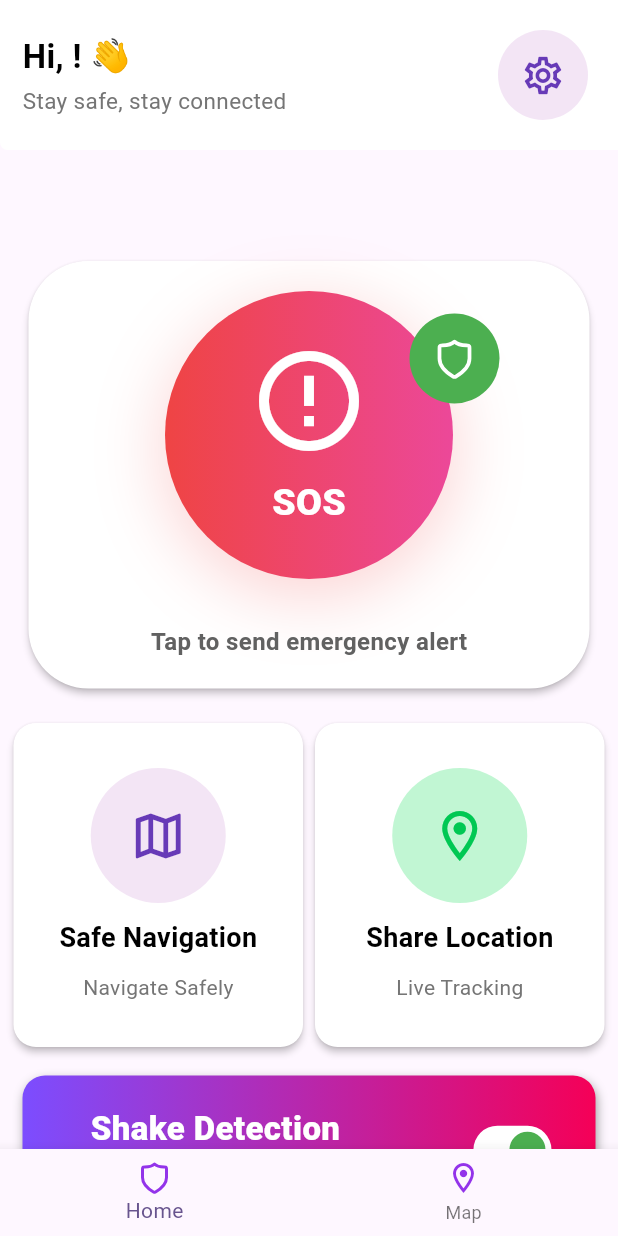
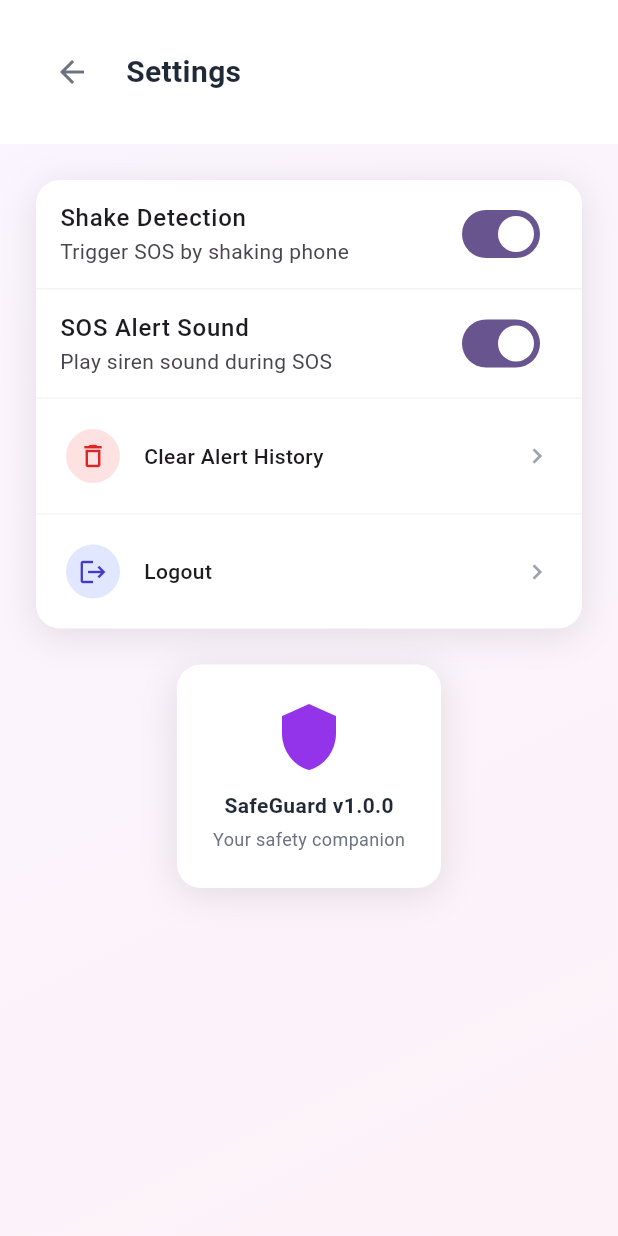
Before and after one commit to Alok-kumar2024/Safe-Track, a Flutter app: the HomeScreen screen opened directly, after a tap on the "settings" icon, on a phone screen of 412 x 824 dp. Run offline on Flutter 3.47's test engine with Material 3 defaults, Android fonts, the phone set to English and light mode, and no system bars; our stand-ins replace audioplayers, cloud_firestore, firebase_auth, firebase_core, flutter_spinkit, flutter_svg and 10 more; accounts and stored records are empty.

```diff
--- a/lib/main.dart
+++ b/lib/main.dart
@@ -5,8 +5,6 @@ import 'package:hive/hive.dart';
 import 'package:hive_flutter/adapters.dart';
 import 'package:provider/provider.dart';
 import 'package:safe_track/firebase_options.dart';
-import 'package:safe_track/presentation/screens/home_screen.dart';
-import 'package:safe_track/presentation/screens/profile_setup_screen.dart';
 import 'package:safe_track/presentation/screens/splash_screen.dart';
 import 'package:safe_track/services/auth_services.dart';
 import 'package:safe_track/state/home_provider.dart';
--- a/lib/presentation/model/sos_history.dart
+++ b/lib/presentation/model/sos_history.dart
@@ -1,12 +1,14 @@
 class SosHistory {
   final DateTime time;
   final String locationText;
+  final String address;
   final bool success;
   final String trigger; // "button" or "shake"
 
   SosHistory({
     required this.time,
     required this.locationText,
+    required this.address,
     required this.success,
     required this.trigger,
   });
@@ -15,6 +17,7 @@ class SosHistory {
     return {
       'time': time.toIso8601String(),
       'locationText': locationText,
+      'address': address,
       'success': success,
       'trigger': trigger,
     };
@@ -24,6 +27,7 @@ class SosHistory {
     return SosHistory(
       time: DateTime.parse(map['time']),
       locationText: map['locationText'],
+      address: map['address'],
       success: map['success'],
       trigger: map['trigger'],
     );
--- a/lib/presentation/screens/alert_history_screen.dart
+++ b/lib/presentation/screens/alert_history_screen.dart
@@ -1,5 +1,7 @@
 import 'package:flutter/material.dart';
 import 'package:provider/provider.dart';
+import 'package:url_launcher/url_launcher.dart';
+import '../../services/map_service.dart';
 import '../../state/sos_history_provider.dart';
 import '../model/sos_history.dart';
 
@@ -86,8 +88,9 @@ class AlertHistoryScreen extends StatelessWidget {
 
 class ActivityHistoryCard extends StatelessWidget {
   final SosHistory history;
+  final MapService _mapService = MapService();
 
-  const ActivityHistoryCard({super.key, required this.history});
+  ActivityHistoryCard({super.key, required this.history});
 
   @override
   Widget build(BuildContext context) {
@@ -205,7 +208,7 @@ class ActivityHistoryCard extends StatelessWidget {
                     const SizedBox(width: 6),
                     Expanded(
                       child: Text(
-                        history.locationText,
+                        history.address,
                         style: const TextStyle(
                           fontSize: 12,
                           color: Color(0xFF6B7280),
@@ -217,8 +220,10 @@ class ActivityHistoryCard extends StatelessWidget {
                 const SizedBox(height: 8),
 
                 GestureDetector(
-                  onTap: () {
+                  onTap: () async {
                     // TODO: open maps later
+                    final url = history.locationText;
+                    await _mapService.openMap(url);
                   },
                   child: const Text(
                     'View on Map →',
--- a/lib/presentation/screens/home_screen.dart
+++ b/lib/presentation/screens/home_screen.dart
@@ -3,6 +3,7 @@ import 'package:flutter/material.dart';
 import 'package:flutter_svg/svg.dart';
 import 'package:provider/provider.dart';
 import 'package:safe_track/presentation/screens/alert_history_screen.dart';
+import 'package:safe_track/presentation/screens/settings_screen.dart';
 import 'package:safe_track/services/shake_services.dart';
 import 'package:safe_track/state/home_provider.dart';
 import 'package:safe_track/state/profile_provider.dart';
@@ -182,6 +183,10 @@ class TopBar extends StatelessWidget {
               child: InkWell(
                 onTap: () {
                   //Will open settings features.....
+                  Navigator.push(
+                    context,
+                    MaterialPageRoute(builder: (_) => SettingsScreen()),
+                  );
                 },
                 child: CircleAvatar(
                   backgroundColor: Colors.purple.shade50,
@@ -619,16 +624,15 @@ class RecentActivities extends StatelessWidget {
                           SizedBox(height: 4),
                           Text(
                             "Your SOS activity will appear here",
-                            style: TextStyle(
-                              fontSize: 13,
-                              color: Colors.grey,
-                            ),
+                            style: TextStyle(fontSize: 13, color: Colors.grey),
                           ),
                         ],
                       ),
                     ),
 
-                  ...list.take(3).map(
+                  ...list
+                      .take(3)
+                      .map(
                         (item) => ActivityHistoryCard(
                           success: item.success,
                           trigger: item.trigger,
@@ -636,7 +640,6 @@ class RecentActivities extends StatelessWidget {
                           location: item.locationText,
                         ),
                       ),
-
                 ],
               ),
             ),
@@ -704,9 +707,7 @@ class ActivityHistoryCard extends StatelessWidget {
               crossAxisAlignment: CrossAxisAlignment.start,
               children: [
                 Text(
-                  trigger == 'shake'
-                      ? 'Shake Detection'
-                      : 'Manual SOS',
+                  trigger == 'shake' ? 'Shake Detection' : 'Manual SOS',
                   style: const TextStyle(
                     fontSize: 14,
                     fontWeight: FontWeight.bold,
@@ -734,8 +735,11 @@ class ActivityHistoryCard extends StatelessWidget {
                 Row(
                   crossAxisAlignment: CrossAxisAlignment.start,
                   children: [
-                    const Icon(Icons.location_pin,
-                        size: 14, color: Colors.grey),
+                    const Icon(
+                      Icons.location_pin,
+                      size: 14,
+                      color: Colors.grey,
+                    ),
                     const SizedBox(width: 6),
                     Expanded(
                       child: Text(
--- /dev/null
+++ b/lib/presentation/screens/settings_screen.dart
@@ -0,0 +1,275 @@
+import 'package:flutter/material.dart';
+import 'package:provider/provider.dart';
+import 'package:firebase_auth/firebase_auth.dart';
+
+import '../../state/home_provider.dart';
+import '../../state/sos_history_provider.dart';
+import '../screens/login_screen.dart';
+
+class SettingsScreen extends StatelessWidget {
+  const SettingsScreen({super.key});
+
+  @override
+  Widget build(BuildContext context) {
+    return Scaffold(
+      body: Container(
+        decoration: const BoxDecoration(
+          gradient: LinearGradient(
+            colors: [Color(0xFFFAF5FF), Color(0xFFFDF2F8)],
+            begin: Alignment.topLeft,
+            end: Alignment.bottomRight,
+          ),
+        ),
+        child: SafeArea(
+          child: Column(
+            children: [
+              // HEADER
+              Container(
+                color: Colors.white,
+                padding: const EdgeInsets.all(24),
+                child: Row(
+                  children: [
+                    IconButton(
+                      onPressed: () => Navigator.pop(context),
+                      icon: const Icon(
+                        Icons.arrow_back,
+                        color: Color(0xFF6B7280),
+                      ),
+                    ),
+                    const SizedBox(width: 12),
+                    const Text(
+                      'Settings',
+                      style: TextStyle(
+                        fontSize: 20,
+                        fontWeight: FontWeight.bold,
+                        color: Color(0xFF1F2937),
+                      ),
+                    ),
+                  ],
+                ),
+              ),
+
+              // CONTENT
+              Expanded(
+                child: SingleChildScrollView(
+                  padding: const EdgeInsets.all(24),
+                  child: Column(
+                    children: [
+                      // SETTINGS CARD
+                      Container(
+                        decoration: BoxDecoration(
+                          color: Colors.white,
+                          borderRadius: BorderRadius.circular(16),
+                          boxShadow: [
+                            BoxShadow(
+                              color: Colors.black.withOpacity(0.1),
+                              blurRadius: 20,
+                              offset: const Offset(0, 4),
+                            ),
+                          ],
+                        ),
+                        child: Column(
+                          children: [
+                            // SHAKE DETECTION TOGGLE
+                            Consumer<HomeProvider>(
+                              builder: (_, home, __) {
+                                return SwitchListTile(
+                                  title: const Text(
+                                    'Shake Detection',
+                                    style: TextStyle(
+                                      fontWeight: FontWeight.w500,
+                                    ),
+                                  ),
+                                  subtitle: const Text(
+                                    'Trigger SOS by shaking phone',
+                                  ),
+                                  value: home.getShakeValue(),
+                                  onChanged: home.updateShake,
+                                );
+                              },
+                            ),
+                            _divider(),
+
+                            // SOS SOUND TOGGLE
+                            Consumer<HomeProvider>(
+                              builder: (_, home, __) {
+                                return SwitchListTile(
+                                  title: const Text(
+                                    'SOS Alert Sound',
+                                    style: TextStyle(
+                                      fontWeight: FontWeight.w500,
+                                    ),
+                                  ),
+                                  subtitle: const Text(
+                                    'Play siren sound during SOS',
+                                  ),
+                                  value: home.isSosSoundEnabled,
+                                  onChanged: home.updateSosSound,
+                                );
+                              },
+                            ),
+                            _divider(),
+
+                            // CLEAR HISTORY
+                            _settingItem(
+                              icon: Icons.delete_outline,
+                              iconBg: const Color(0xFFFEE2E2),
+                              iconColor: const Color(0xFFDC2626),
+                              title: 'Clear Alert History',
+                              onTap: () => _confirmClearHistory(context),
+                            ),
+                            _divider(),
+
+                            // LOGOUT
+                            _settingItem(
+                              icon: Icons.logout,
+                              iconBg: const Color(0xFFE0E7FF),
+                              iconColor: const Color(0xFF4338CA),
+                              title: 'Logout',
+                              showDivider: false,
+                              onTap: () async {
+                                final historyProvider = context.read<SosHistoryProvider>();
+                                await historyProvider.clearHistory();
+                                context.read<HomeProvider>().reset();
+
+                                await FirebaseAuth.instance.signOut();
+
+                                if (!context.mounted) return;
+
+                                Navigator.pushAndRemoveUntil(
+                                  context,
+                                  MaterialPageRoute(
+                                    builder: (_) => LoginScreen(),
+                                  ),
+                                  (_) => false,
+                                );
+                              },
+                            ),
+                          ],
+                        ),
+                      ),
+
+                      const SizedBox(height: 24),
+
+                      // APP INFO
+                      Container(
+                        padding: const EdgeInsets.all(24),
+                        decoration: BoxDecoration(
+                          color: Colors.white,
+                          borderRadius: BorderRadius.circular(16),
+                          boxShadow: [
+                            BoxShadow(
+                              color: Colors.black.withOpacity(0.1),
+                              blurRadius: 20,
+                              offset: const Offset(0, 4),
+                            ),
+                          ],
+                        ),
+                        child: Column(
+                          children: const [
+                            Icon(
+                              Icons.shield,
+                              size: 48,
+                              color: Color(0xFF9333EA),
+                            ),
+                            SizedBox(height: 12),
+                            Text(
+                              'SafeGuard v1.0.0',
+                              style: TextStyle(
+                                fontSize: 14,
+                                fontWeight: FontWeight.bold,
+                                color: Color(0xFF1F2937),
+                              ),
+                            ),
+                            SizedBox(height: 4),
+                            Text(
+                              'Your safety companion',
+                              style: TextStyle(
+                                fontSize: 12,
+                                color: Color(0xFF6B7280),
+                              ),
+                            ),
+                          ],
+                        ),
+                      ),
+                    ],
+                  ),
+                ),
+              ),
+            ],
+          ),
+        ),
+      ),
+    );
+  }
+
+  static Widget _divider() {
+    return Container(height: 1, color: Color(0xFFF3F4F6));
+  }
+
+  static Widget _settingItem({
+    required IconData icon,
+    required Color iconBg,
+    required Color iconColor,
+    required String title,
+    bool showDivider = true,
+    required VoidCallback onTap,
+  }) {
+    return InkWell(
+      onTap: onTap,
+      child: Padding(
+        padding: const EdgeInsets.all(20),
+        child: Row(
+          children: [
+            Container(
+              padding: const EdgeInsets.all(8),
+              decoration: BoxDecoration(color: iconBg, shape: BoxShape.circle),
+              child: Icon(icon, size: 20, color: iconColor),
+            ),
+            const SizedBox(width: 16),
+            Expanded(
+              child: Text(
+                title,
+                style: const TextStyle(
+                  fontSize: 14,
+                  fontWeight: FontWeight.w500,
+                ),
+              ),
+            ),
+            const Icon(Icons.chevron_right, size: 20, color: Color(0xFF9CA3AF)),
+          ],
+        ),
+      ),
+    );
+  }
+
+  static Future<void> _confirmClearHistory(BuildContext context) async {
+    final historyProvider = context.read<SosHistoryProvider>();
+
+    await showDialog(
+      context: context,
+      builder: (_) => AlertDialog(
+        title: const Text('Clear History'),
+        content: const Text('This will permanently delete all SOS records.'),
+        actions: [
+          TextButton(
+            onPressed: () => Navigator.pop(context),
+            child: const Text('Cancel'),
+          ),
+          TextButton(
+            onPressed: () async {
+              await historyProvider.clearHistory();
+              if (context.mounted){
+                ScaffoldMessenger.of(context).showSnackBar(
+                  const SnackBar(content: Text("Alert history cleared")),
+                );
+                Navigator.pop(context);
+              }
+            },
+            child: const Text('Clear', style: TextStyle(color: Colors.red)),
+          ),
+        ],
+      ),
+    );
+  }
+}
--- a/lib/state/home_provider.dart
+++ b/lib/state/home_provider.dart
@@ -38,4 +38,10 @@ class HomeProvider extends ChangeNotifier {
     notifyListeners();
   }
 
+  void reset() {
+    _isShakeTrue = false;
+    _isSosSoundEnabled = true;
+    notifyListeners();
+  }
+
 }
--- a/lib/state/sos_provider.dart
+++ b/lib/state/sos_provider.dart
@@ -35,7 +35,7 @@ class SosProvider extends ChangeNotifier {
     bool success = false;
 
     String locationMessage = 'Location not available (GPS disabled or denied)';
-
+    String address = 'Unknown location';
     try {
       //Fetching Emergency contacts stored in Hive from profile provider....
       final profileProvider = context.read<ProfileProvider>();
@@ -57,6 +57,8 @@ class SosProvider extends ChangeNotifier {
         );
         locationMessage = link;
 
+        address = await _locationService.getAddressFromPosition(position);
+
       } catch (e) {
         // ❌ GPS FAILED: We catch the error here and do NOT stop the function.
         // We just print it for debugging, but the code continues to the SMS part.
@@ -67,6 +69,7 @@ class SosProvider extends ChangeNotifier {
       final sosMessage =
           '🚨 EMERGENCY ALERT 🚨\n\n'
           'I am in danger and need help immediately.\n\n'
+          '📍 Location:\n$address\n\n'
           'My current location:\n$locationMessage';
 
       await _smsService.sendSms(
@@ -88,6 +91,7 @@ class SosProvider extends ChangeNotifier {
       await historyProvider.addHistory(SosHistory(
         time: DateTime.now(),
         locationText: locationMessage,
+        address: address,
         success: success,
         trigger: trigger
       ));
--- a/pubspec.yaml
+++ b/pubspec.yaml
@@ -55,6 +55,7 @@ dependencies:
   url_launcher: ^6.3.2
   vibration: ^3.1.5
   audioplayers: ^6.5.1
+  geocoding: ^4.0.0
 
 dev_dependencies:
   flutter_test:
```
Also changed, not shown: lib/presentation/screens/permission_screen.dart (added, +160 -0 lines), lib/presentation/screens/splash_screen.dart (+19 -5 lines), lib/services/location_service.dart (+15 -1 lines), lib/services/map_service.dart (added, +16 -0 lines), lib/services/permission_service.dart (added, +38 -0 lines), pubspec.lock. Lines whose indentation alone changed are shown as unchanged.
